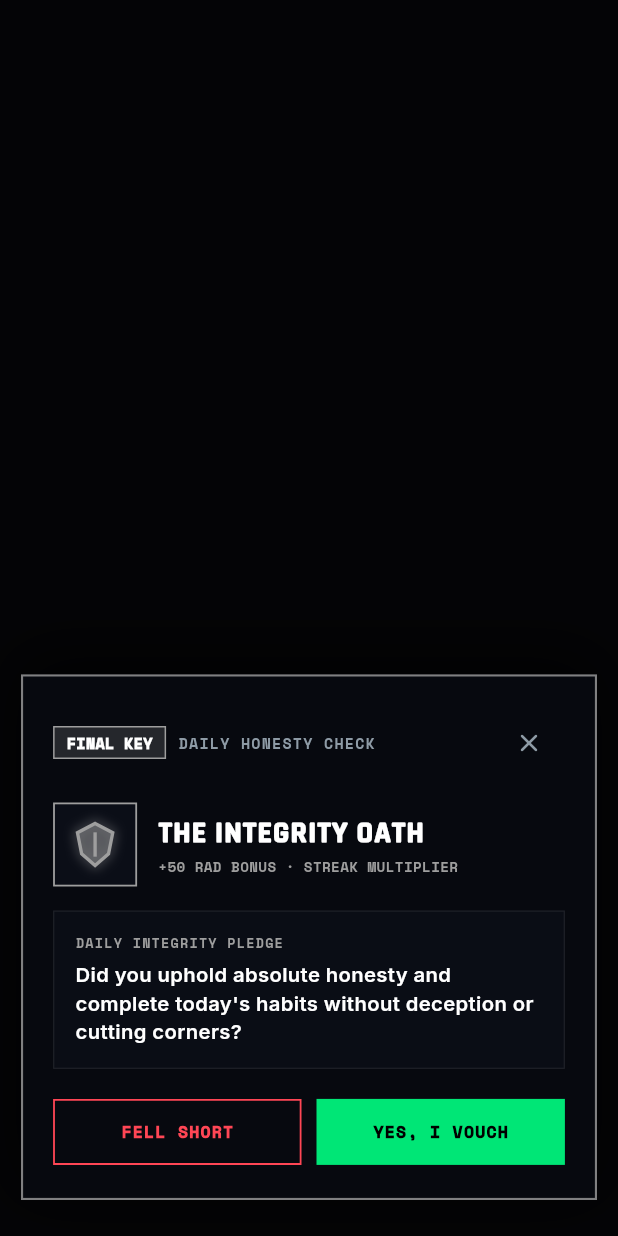
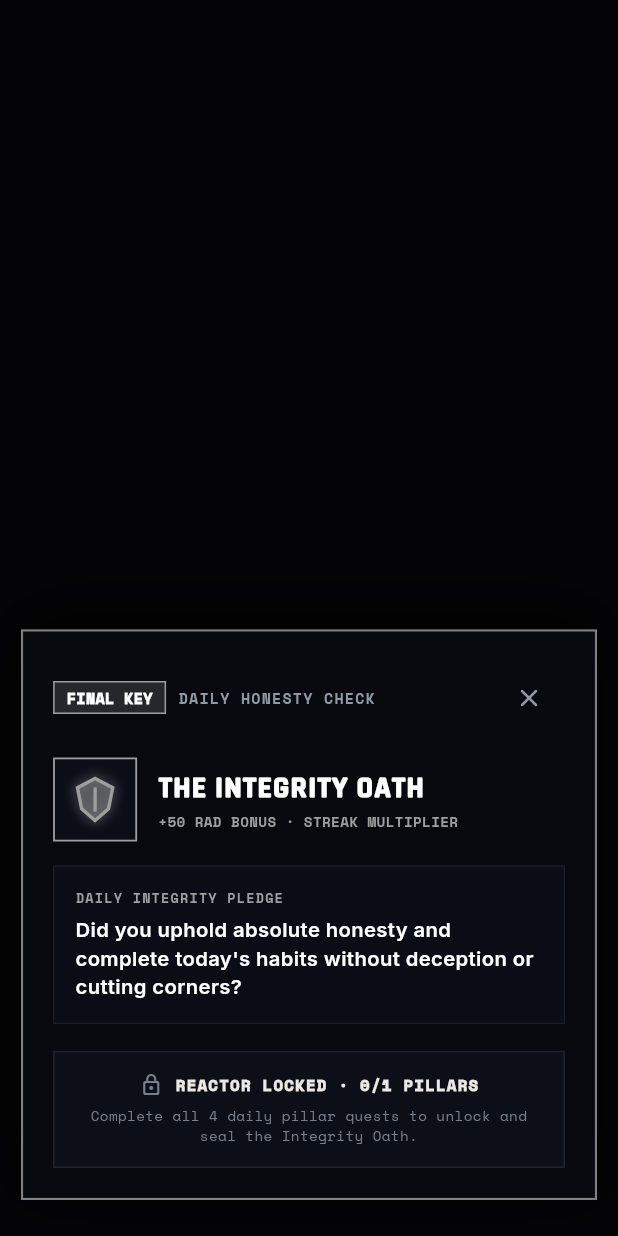
Before and after one commit to Knecrow/Aumbra, a Flutter app: what showTacticalHonestyOathModal() shows on an empty page, opened directly with empty values, on a phone screen of 412 x 824 dp. Run offline on Flutter 3.47's test engine with Material 3 defaults, Android fonts, the phone set to English and light mode, and no system bars; our stand-ins replace cloud_firestore, firebase_auth, firebase_core, fl_chart, google_fonts, google_sign_in and 2 more; accounts and stored records are empty.

Commit message:
fix: strictly lock Honesty Oath until all 4 daily pillar quests are completed

```diff
--- a/lib/presentation/widgets/tactical_oath_modal.dart
+++ b/lib/presentation/widgets/tactical_oath_modal.dart
@@ -13,6 +13,9 @@ void showTacticalHonestyOathModal({
 }) {
   final answered = questProvider.oathAnswered;
   final honored = questProvider.oathAnswer == true;
+  final completedCount = questProvider.todayQuests.where((q) => q.isCompleted).length;
+  final totalCount = questProvider.todayQuests.length.clamp(1, 4);
+  final isUnlocked = completedCount >= totalCount && questProvider.todayQuests.isNotEmpty;
 
   showModalBottomSheet(
     context: context,
@@ -209,6 +212,45 @@ void showTacticalHonestyOathModal({
                   ),
                 ),
               )
+            else if (!isUnlocked)
+              // ── Locked State: Quests not finished yet ──
+              Container(
+                padding: const EdgeInsets.symmetric(vertical: 14, horizontal: 16),
+                decoration: BoxDecoration(
+                  color: const Color(0xFF0C0F17),
+                  border: Border.all(color: const Color(0xFF1E2430), width: 1.0),
+                ),
+                child: Column(
+                  children: [
+                    Row(
+                      mainAxisAlignment: MainAxisAlignment.center,
+                      children: [
+                        const Icon(Icons.lock_outline_rounded, color: Color(0xFF76808F), size: 16),
+                        const SizedBox(width: 8),
+                        Text(
+                          'REACTOR LOCKED · $completedCount/$totalCount PILLARS',
+                          style: GoogleFonts.spaceMono(
+                            color: const Color(0xFFECE8E1),
+                            fontSize: 10.5,
+                            fontWeight: FontWeight.w900,
+                            letterSpacing: 0.8,
+                          ),
+                        ),
+                      ],
+                    ),
+                    const SizedBox(height: 6),
+                    Text(
+                      'Complete all 4 daily pillar quests to unlock and seal the Integrity Oath.',
+                      textAlign: TextAlign.center,
+                      style: GoogleFonts.spaceMono(
+                        color: const Color(0xFF76808F),
+                        fontSize: 9.5,
+                        height: 1.4,
+                      ),
+                    ),
+                  ],
+                ),
+              )
             else
               Row(
                 children: [
```
